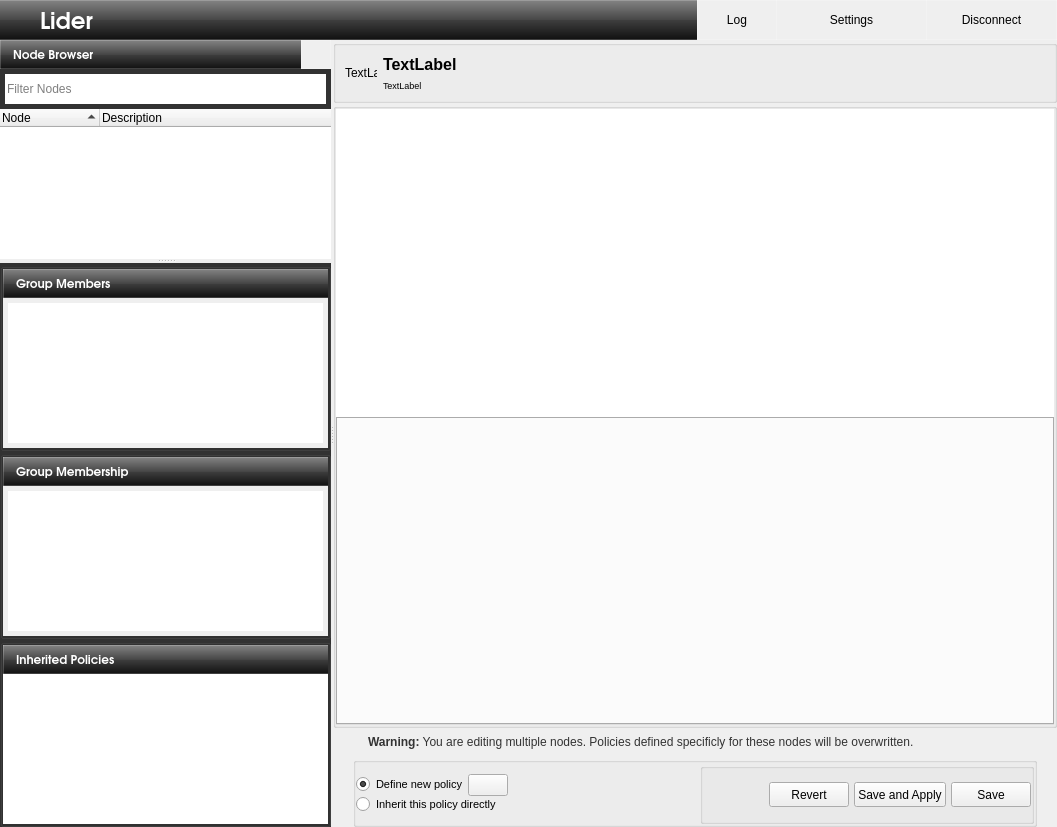
Before: the Qt Designer form branches/ahenk/2.0/renan.cakirerk/ahenk/lider/lider/main.ui in pars-linux/uludag, drawn with Qt 5.
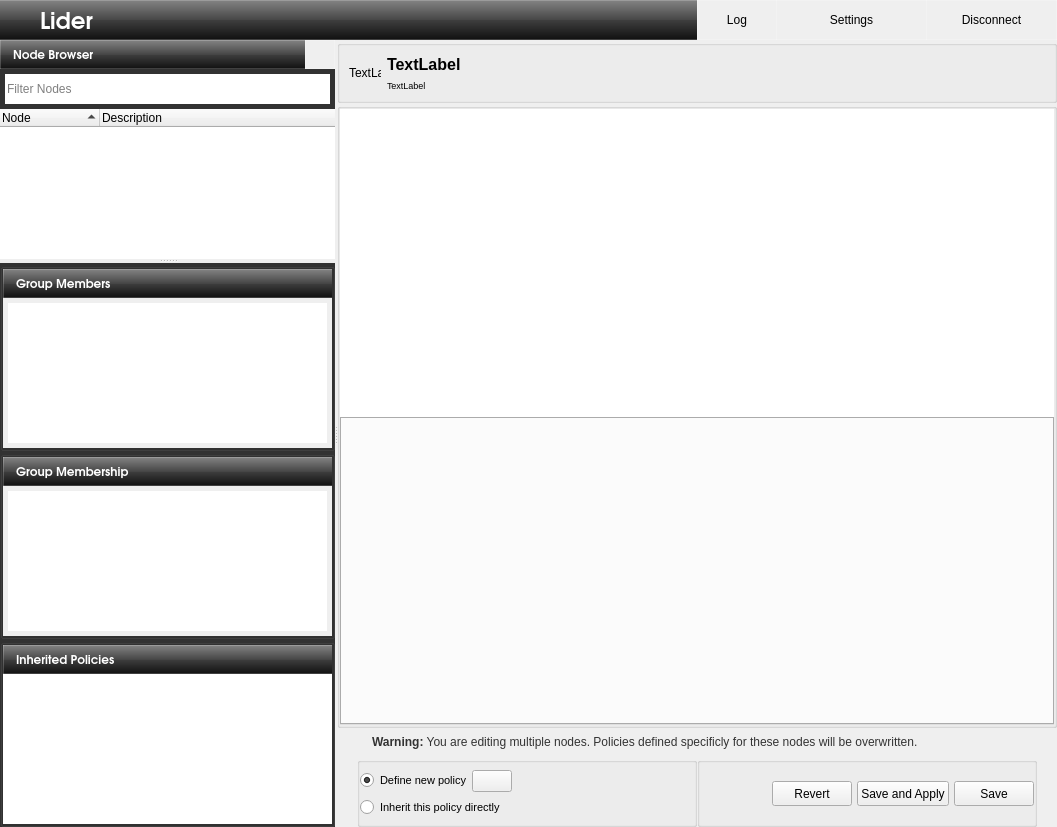
After: the same form once the commit is applied. Icons and pictures are not drawn.

Commit message: Fixed framePolicyInherit button group visibility.

Patch:
```diff
--- a/branches/ahenk/2.0/renan.cakirerk/ahenk/lider/lider/main.ui
+++ b/branches/ahenk/2.0/renan.cakirerk/ahenk/lider/lider/main.ui
@@ -1950,15 +1950,129 @@
              <property name="margin">
               <number>0</number>
              </property>
-             <item row="0" column="4" rowspan="4">
-              <widget class="QGroupBox" name="groupBox_7">
+             <item row="0" column="0">
+              <layout class="QHBoxLayout" name="horizontalLayout_2">
+               <property name="sizeConstraint">
+                <enum>QLayout::SetDefaultConstraint</enum>
+               </property>
+               <property name="bottomMargin">
+                <number>0</number>
+               </property>
+               <item>
+                <widget class="QRadioButton" name="radioPolicyNoInherit">
+                 <property name="sizePolicy">
+                  <sizepolicy hsizetype="Fixed" vsizetype="Fixed">
+                   <horstretch>0</horstretch>
+                   <verstretch>0</verstretch>
+                  </sizepolicy>
+                 </property>
+                 <property name="minimumSize">
+                  <size>
+                   <width>0</width>
+                   <height>17</height>
+                  </size>
+                 </property>
+                 <property name="maximumSize">
+                  <size>
+                   <width>16777215</width>
+                   <height>17</height>
+                  </size>
+                 </property>
+                 <property name="font">
+                  <font>
+                   <pointsize>8</pointsize>
+                  </font>
+                 </property>
+                 <property name="text">
+                  <string>Define new policy</string>
+                 </property>
+                 <property name="icon">
+                  <iconset resource="data.qrc">
+                   <normaloff>:/icons/new32.png</normaloff>:/icons/new32.png</iconset>
+                 </property>
+                 <property name="checked">
+                  <bool>true</bool>
+                 </property>
+                </widget>
+               </item>
+               <item>
+                <widget class="QPushButton" name="pushCopyPolicy">
+                 <property name="toolTip">
+                  <string>Inherit policies from parent</string>
+                 </property>
+                 <property name="text">
+                  <string/>
+                 </property>
+                 <property name="icon">
+                  <iconset resource="data.qrc">
+                   <normaloff>:/icons/favorites.png</normaloff>:/icons/favorites.png</iconset>
+                 </property>
+                </widget>
+               </item>
+               <item>
+                <spacer name="horizontalSpacer_2">
+                 <property name="orientation">
+                  <enum>Qt::Horizontal</enum>
+                 </property>
+                 <property name="sizeHint" stdset="0">
+                  <size>
+                   <width>40</width>
+                   <height>20</height>
+                  </size>
+                 </property>
+                </spacer>
+               </item>
+              </layout>
+             </item>
+             <item row="1" column="0">
+              <widget class="QRadioButton" name="radioPolicyInherit">
+               <property name="sizePolicy">
+                <sizepolicy hsizetype="Expanding" vsizetype="Fixed">
+                 <horstretch>0</horstretch>
+                 <verstretch>0</verstretch>
+                </sizepolicy>
+               </property>
+               <property name="minimumSize">
+                <size>
+                 <width>250</width>
+                 <height>17</height>
+                </size>
+               </property>
+               <property name="maximumSize">
+                <size>
+                 <width>16777215</width>
+                 <height>17</height>
+                </size>
+               </property>
+               <property name="font">
+                <font>
+                 <pointsize>8</pointsize>
+                </font>
+               </property>
+               <property name="text">
+                <string>Inherit this policy directly</string>
+               </property>
+               <property name="icon">
+                <iconset resource="data.qrc">
+                 <normaloff>:/icons/screens48.png</normaloff>:/icons/screens48.png</iconset>
+               </property>
+               <property name="checked">
+                <bool>false</bool>
+               </property>
+              </widget>
+             </item>
+            </layout>
+           </widget>
+          </item>
+          <item>
+           <widget class="QGroupBox" name="groupBox_8">
                <property name="title">
                 <string/>
                </property>
                <property name="flat">
                 <bool>true</bool>
                </property>
-               <layout class="QHBoxLayout" name="horizontalLayout_8">
+            <layout class="QHBoxLayout" name="horizontalLayout_9">
                 <property name="spacing">
                  <number>5</number>
                 </property>
@@ -2055,117 +2169,6 @@
                     <normaloff>:/icons/apply32.png</normaloff>:/icons/apply32.png</iconset>
                   </property>
                  </widget>
-                </item>
-               </layout>
-              </widget>
-             </item>
-             <item row="2" column="0">
-              <widget class="QRadioButton" name="radioPolicyInherit">
-               <property name="sizePolicy">
-                <sizepolicy hsizetype="Expanding" vsizetype="Fixed">
-                 <horstretch>0</horstretch>
-                 <verstretch>0</verstretch>
-                </sizepolicy>
-               </property>
-               <property name="minimumSize">
-                <size>
-                 <width>250</width>
-                 <height>17</height>
-                </size>
-               </property>
-               <property name="maximumSize">
-                <size>
-                 <width>16777215</width>
-                 <height>17</height>
-                </size>
-               </property>
-               <property name="font">
-                <font>
-                 <pointsize>8</pointsize>
-                </font>
-               </property>
-               <property name="text">
-                <string>Inherit this policy directly</string>
-               </property>
-               <property name="icon">
-                <iconset resource="data.qrc">
-                 <normaloff>:/icons/screens48.png</normaloff>:/icons/screens48.png</iconset>
-               </property>
-               <property name="checked">
-                <bool>false</bool>
-               </property>
-              </widget>
-             </item>
-             <item row="1" column="0">
-              <layout class="QHBoxLayout" name="horizontalLayout_2">
-               <property name="bottomMargin">
-                <number>0</number>
-               </property>
-               <item>
-                <widget class="QRadioButton" name="radioPolicyNoInherit">
-                 <property name="sizePolicy">
-                  <sizepolicy hsizetype="Fixed" vsizetype="Fixed">
-                   <horstretch>0</horstretch>
-                   <verstretch>0</verstretch>
-                  </sizepolicy>
-                 </property>
-                 <property name="minimumSize">
-                  <size>
-                   <width>0</width>
-                   <height>17</height>
-                  </size>
-                 </property>
-                 <property name="maximumSize">
-                  <size>
-                   <width>16777215</width>
-                   <height>17</height>
-                  </size>
-                 </property>
-                 <property name="font">
-                  <font>
-                   <pointsize>8</pointsize>
-                  </font>
-                 </property>
-                 <property name="text">
-                  <string>Define new policy</string>
-                 </property>
-                 <property name="icon">
-                  <iconset resource="data.qrc">
-                   <normaloff>:/icons/new32.png</normaloff>:/icons/new32.png</iconset>
-                 </property>
-                 <property name="checked">
-                  <bool>true</bool>
-                 </property>
-                </widget>
-               </item>
-               <item>
-                <widget class="QPushButton" name="pushCopyPolicy">
-                 <property name="toolTip">
-                  <string>Inherit policies from parent</string>
-                 </property>
-                 <property name="text">
-                  <string/>
-                 </property>
-                 <property name="icon">
-                  <iconset resource="data.qrc">
-                   <normaloff>:/icons/favorites.png</normaloff>:/icons/favorites.png</iconset>
-                 </property>
-                </widget>
-               </item>
-               <item>
-                <spacer name="horizontalSpacer_2">
-                 <property name="orientation">
-                  <enum>Qt::Horizontal</enum>
-                 </property>
-                 <property name="sizeHint" stdset="0">
-                  <size>
-                   <width>40</width>
-                   <height>20</height>
-                  </size>
-                 </property>
-                </spacer>
-               </item>
-              </layout>
              </item>
             </layout>
            </widget>
```
Lines whose indentation alone changed are shown as unchanged.
